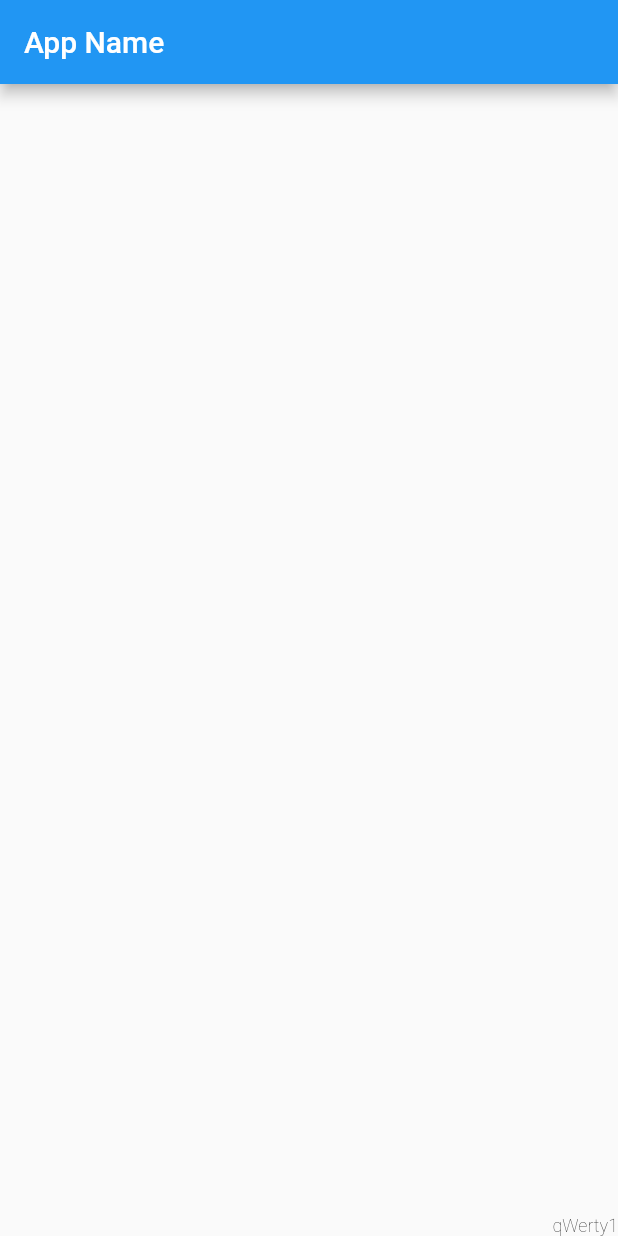
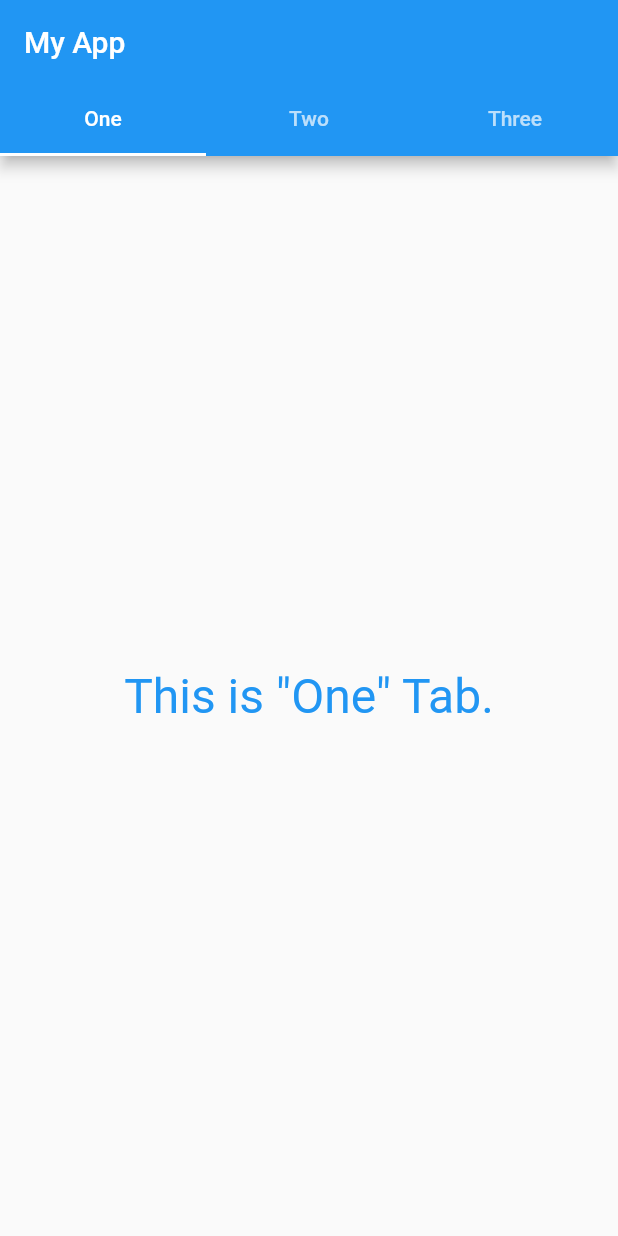
Before and after one commit to weldar0616/flutter3_textbook, a Flutter app: the screen it shows after launch, on a phone screen of 412 x 824 dp. Run offline on Flutter 3.47's test engine with Material 2 defaults, Android fonts, the phone set to English and light mode, and no system bars.

Commit message:
4-3 タブビューとドロワー

```diff
--- a/lib/main.dart
+++ b/lib/main.dart
@@ -1,49 +1,74 @@
 import 'package:flutter/material.dart';
 
 void main() {
-  runApp(new MyApp());
+  runApp(MyApp());
 }
 
 class MyApp extends StatelessWidget {
   @override
   Widget build(BuildContext context) {
-    return new MaterialApp(
+    return MaterialApp(
       title: 'Generated App',
-      theme: new ThemeData(
+      theme: ThemeData(
         primarySwatch: Colors.blue,
-        primaryColor: const Color(0xFF2196f3),
-        accentColor: const Color(0xFF2196f3),
-        canvasColor: const Color(0xFFfafafa),
+        primaryColor: const Color(0xff2196f3),
+        canvasColor: const Color(0xfffafafa),
       ),
-      home: new MyHomePage(),
+      home: MyHomePage(),
     );
   }
 }
 
 class MyHomePage extends StatefulWidget {
   MyHomePage({Key? key}) : super(key: key);
+
   @override
-  _MyHomePageState createState() => new _MyHomePageState();
+  _MyHomePageState createState() => _MyHomePageState();
 }
 
-class _MyHomePageState extends State<MyHomePage> {
+class _MyHomePageState extends State<MyHomePage>
+    with SingleTickerProviderStateMixin {
+  static const List<Tab> tabs = <Tab>[
+    Tab(text: 'One'),
+    Tab(text: 'Two'),
+    Tab(text: 'Three')
+  ];
+
+  late TabController _tabController;
+
+  @override
+  void initState() {
+    super.initState();
+    _tabController = TabController(length: tabs.length, vsync: this);
+  }
+
   @override
   Widget build(BuildContext context) {
-    return new Scaffold(
-      appBar: new AppBar(
-        title: new Text('App Name'),
+    return Scaffold(
+      appBar: AppBar(
+        title: Text('My App'),
+        bottom: TabBar(
+          controller: _tabController,
+          tabs: tabs,
+        ),
       ),
-      body: new Container(
-        child: new Text(
-          "qWerty1",
-          style: new TextStyle(
-              fontSize: 12.0,
-              color: const Color(0xFF000000),
-              fontWeight: FontWeight.w200,
-              fontFamily: "Roboto"),
+      body: TabBarView(
+        controller: _tabController,
+        children: tabs.map((Tab tab) {
+          return createTab(tab);
+        }).toList(),
+      ),
+    );
+  }
+
+  Widget createTab(Tab tab) {
+    return Center(
+      child: Text(
+        ('This is "${tab.text}" Tab.'),
+        style: const TextStyle(
+          fontSize: 32.0,
+          color: Colors.blue,
         ),
-        padding: const EdgeInsets.all(0.0),
-        alignment: Alignment.bottomRight,
       ),
     );
   }
```
